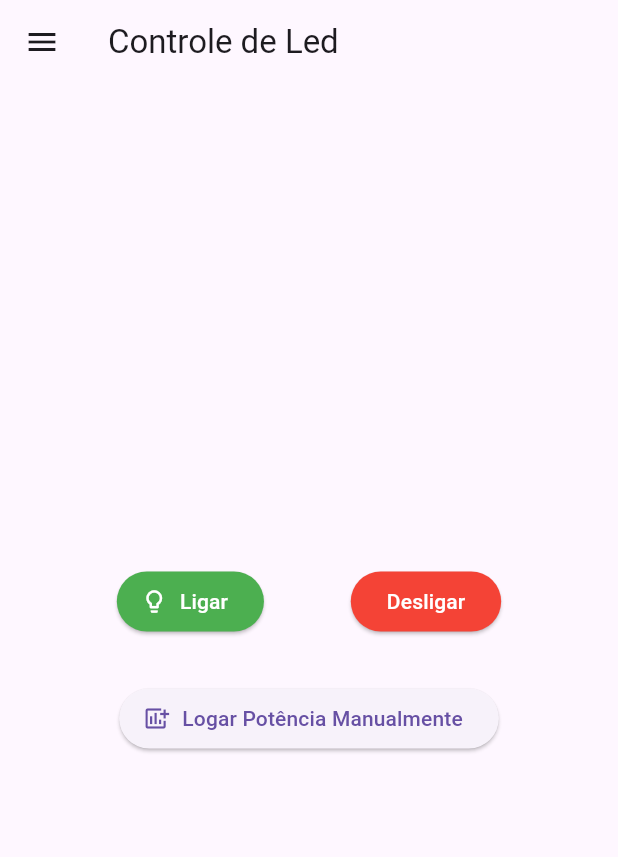
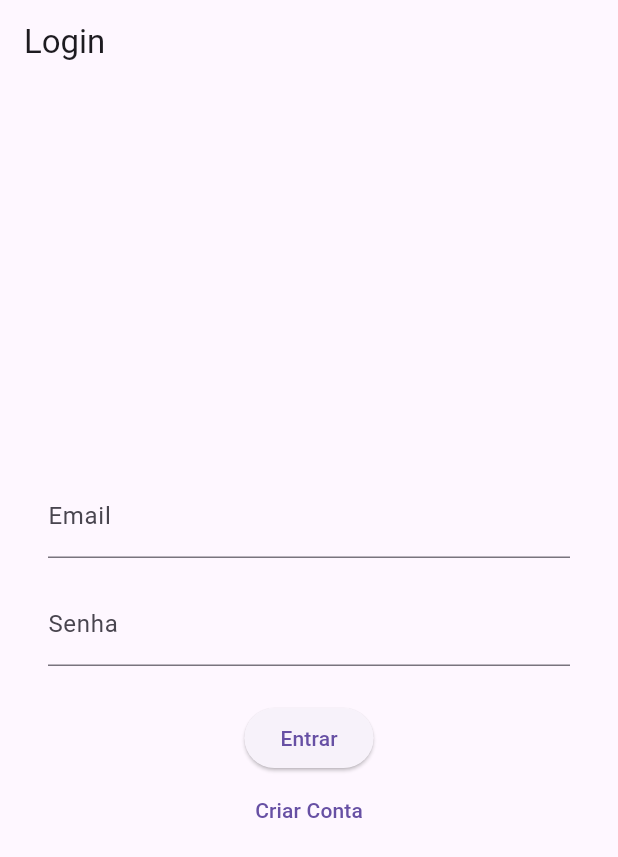
Before and after one commit to Colares201/app-tcc, a Flutter app: the screen it shows after launch, on a phone screen of 412 x 824 dp. Shown: the top 857 px of the screen. Run offline on Flutter 3.47's test engine with Material 3 defaults, Android fonts, the phone set to English and light mode, and no system bars; our stand-ins replace firebase_auth, firebase_core, firebase_database, fl_chart; missing offline and left inert: ntp; accounts and stored records are empty.

Commit message:
screen de autenticação

```diff
--- a/lib/main.dart
+++ b/lib/main.dart
@@ -1,34 +1,11 @@
 // main.dart
 
 import 'package:firebase_core/firebase_core.dart';
+import 'package:firebase_auth/firebase_auth.dart'; // <--- NOVO
 import 'firebase_options.dart';
 import 'package:flutter/material.dart';
 import 'package:untitled1/screens/home/home_page.dart';
-// Mude para o caminho correto se necessário
-
-/*void main() async{
-  WidgetsFlutterBinding.ensureInitialized();
-  await Firebase.initializeApp(
-    options: DefaultFirebaseOptions.currentPlatform,
-  );
-  runApp(const LedControlApp());
-}
-
-// 2. CLASSE RAIZ (Nomenclatura Corrigida)
-class LedControlApp extends StatelessWidget {
-  const LedControlApp({super.key});
-
-  @override
-  Widget build(BuildContext context) {
-    return MaterialApp(
-      title: 'Controle de LED Firebase',
-      theme: ThemeData(
-        primarySwatch: Colors.blue,
-      ),
-      home: const HomePage(),
-    );
-  }
-}*/
+import 'package:untitled1/screens/auth/login_page.dart'; // <--- NOVO
 
 // PONTO DE ENTRADA
 void main() async {
@@ -50,8 +27,25 @@ class LedControlApp extends StatelessWidget {
         primarySwatch: Colors.blue,
         useMaterial3: true,
       ),
-      // AQUI IMPORTAMOS E USAMOS O WIDGET DE TELA SEPARADO
-      home: const HomePage(),
+      // AQUI USAMOS O StreamBuilder PARA GERENCIAR O ESTADO DE AUTENTICAÇÃO
+      home: StreamBuilder<User?>(
+        // Observa mudanças no estado de login (usuário logado/deslogado)
+        stream: FirebaseAuth.instance.authStateChanges(),
+        builder: (context, snapshot) {
+          // 1. Enquanto espera, mostra o carregamento
+          if (snapshot.connectionState == ConnectionState.waiting) {
+            return const Center(child: CircularProgressIndicator());
+          }
+
+          // 2. Se o usuário estiver logado (snapshot.hasData)
+          if (snapshot.hasData) {
+            return const HomePage(); // Leva para a tela principal
+          }
+
+          // 3. Se o usuário NÃO estiver logado
+          return const LoginPage(); // Leva para a tela de Login
+        },
+      ),
     );
   }
 }
--- /dev/null
+++ b/lib/screens/auth/login_page.dart
@@ -0,0 +1,134 @@
+import 'package:flutter/material.dart';
+import 'package:firebase_auth/firebase_auth.dart';
+
+class LoginPage extends StatefulWidget {
+  const LoginPage({super.key});
+
+  @override
+  State<LoginPage> createState() => _LoginPageState();
+}
+
+class _LoginPageState extends State<LoginPage> {
+  final _emailController = TextEditingController();
+  final _passwordController = TextEditingController();
+  final _auth = FirebaseAuth.instance;
+  String? _errorMessage;
+  bool _isLoading = false;
+
+  Future<void> _signIn() async {
+    setState(() {
+      _isLoading = true;
+      _errorMessage = null;
+    });
+
+    try {
+      // Tenta fazer login com e-mail e senha
+      await _auth.signInWithEmailAndPassword(
+        email: _emailController.text.trim(),
+        password: _passwordController.text.trim(),
+      );
+      // Se for bem-sucedido, o StreamBuilder em main.dart (Passo 3)
+      // irá redirecionar automaticamente para a HomePage.
+    } on FirebaseAuthException catch (e) {
+      // Trata erros específicos de autenticação
+      String message;
+      if (e.code == 'user-not-found' || e.code == 'wrong-password') {
+        message = 'Credenciais inválidas. Verifique seu e-mail e senha.';
+      } else if (e.code == 'invalid-email') {
+        message = 'O formato do e-mail é inválido.';
+      } else {
+        message = 'Erro ao fazer login: ${e.message}';
+      }
+      setState(() {
+        _errorMessage = message;
+      });
+    } catch (e) {
+      setState(() {
+        _errorMessage = 'Ocorreu um erro inesperado.';
+      });
+    } finally {
+      setState(() {
+        _isLoading = false;
+      });
+    }
+  }
+
+  // Opcional: Adicionar a função de registro (sign up)
+  Future<void> _signUp() async {
+    setState(() {
+      _isLoading = true;
+      _errorMessage = null;
+    });
+
+    try {
+      await _auth.createUserWithEmailAndPassword(
+        email: _emailController.text.trim(),
+        password: _passwordController.text.trim(),
+      );
+      // Se for bem-sucedido, o usuário é criado e logado automaticamente.
+      // O StreamBuilder em main.dart fará o resto.
+    } on FirebaseAuthException catch (e) {
+      String message = 'Erro ao criar conta: ${e.message}';
+      setState(() {
+        _errorMessage = message;
+      });
+    } finally {
+      setState(() {
+        _isLoading = false;
+      });
+    }
+  }
+
+  @override
+  Widget build(BuildContext context) {
+    return Scaffold(
+      appBar: AppBar(title: const Text('Login')),
+      body: Center(
+        child: SingleChildScrollView(
+          padding: const EdgeInsets.all(32.0),
+          child: Column(
+            mainAxisAlignment: MainAxisAlignment.center,
+            children: <Widget>[
+              TextField(
+                controller: _emailController,
+                decoration: const InputDecoration(labelText: 'Email'),
+                keyboardType: TextInputType.emailAddress,
+              ),
+              const SizedBox(height: 16),
+              TextField(
+                controller: _passwordController,
+                decoration: const InputDecoration(labelText: 'Senha'),
+                obscureText: true,
+              ),
+              const SizedBox(height: 24),
+              if (_isLoading)
+                const CircularProgressIndicator()
+              else
+                Column(
+                  children: [
+                    ElevatedButton(
+                      onPressed: _signIn,
+                      child: const Text('Entrar'),
+                    ),
+                    TextButton(
+                      onPressed: _signUp,
+                      child: const Text('Criar Conta'),
+                    ),
+                  ],
+                ),
+              if (_errorMessage != null)
+                Padding(
+                  padding: const EdgeInsets.only(top: 16.0),
+                  child: Text(
+                    _errorMessage!,
+                    style: const TextStyle(color: Colors.red),
+                    textAlign: TextAlign.center,
+                  ),
+                ),
+            ],
+          ),
+        ),
+      ),
+    );
+  }
+}
--- a/pubspec.yaml
+++ b/pubspec.yaml
@@ -36,6 +36,7 @@ dependencies:
   cupertino_icons: ^1.0.8
   firebase_database: ^12.0.3
   firebase_core: ^4.2.0
+  firebase_auth: ^6.1.1
   ntp: ^2.0.0
   fl_chart: ^1.1.1 # Pacote de gráficos
   intl: ^0.20.2 # Para formatar a data no gráfico # Para formatar a data no gráfico
```
Also changed, not shown: lib/screens/home/home_page.dart (+10 -0 lines), pubspec.lock.
